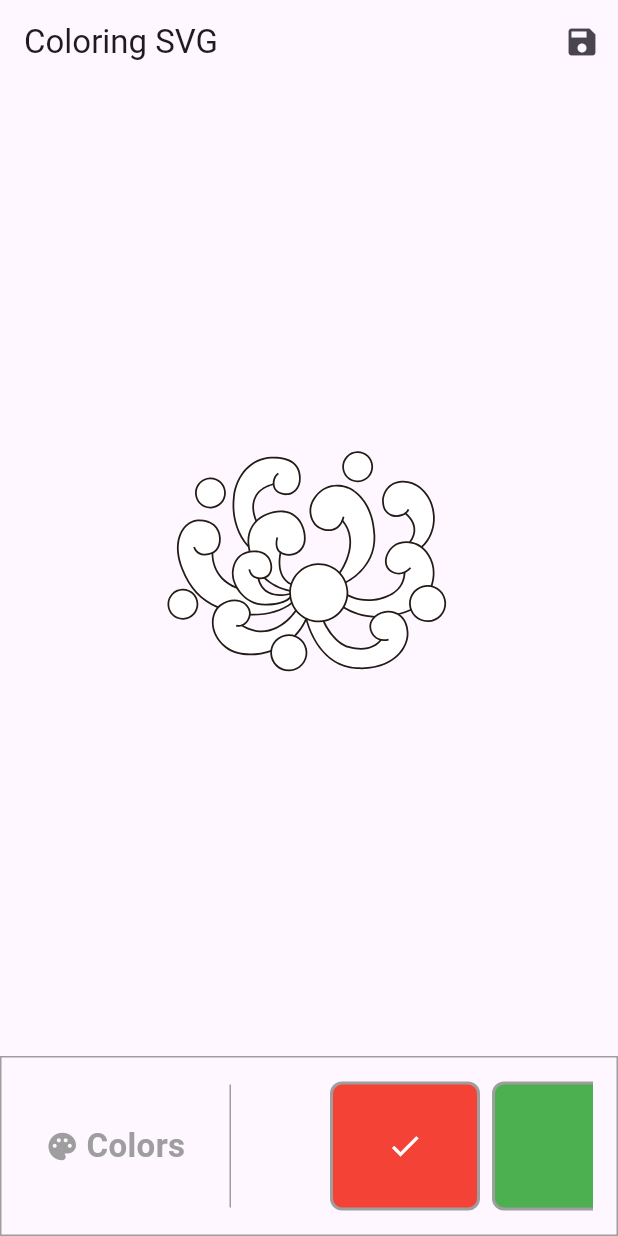
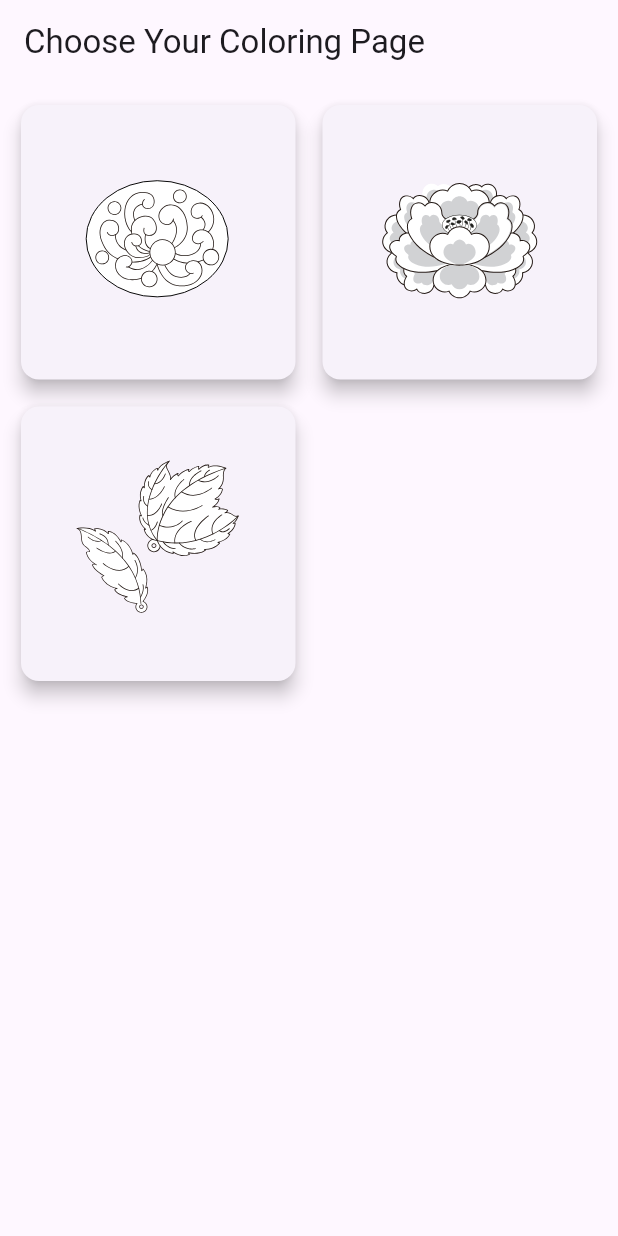
Before and after one commit to atifa1110/dancheong, a Flutter app: the screen it shows after launch, on a phone screen of 412 x 824 dp. Run offline on Flutter 3.47's test engine with Material 3 defaults, Android fonts, the phone set to English and light mode, and no system bars; our stand-ins replace flutter_svg, path_drawing.

Commit message:
add coloring, saving image

```diff
--- a/lib/coloring_page.dart
+++ b/lib/coloring_page.dart
@@ -12,7 +12,9 @@ import 'dart:io';
 import 'package:path_provider/path_provider.dart';
 
 class ColoringSvgScreen extends StatefulWidget {
-  const ColoringSvgScreen({super.key});
+  final String imagePath;
+
+  const ColoringSvgScreen({super.key, required this.imagePath});
 
   @override
   State<ColoringSvgScreen> createState() => _ColoringSvgScreenState();
@@ -54,6 +56,10 @@ class _ColoringSvgScreenState extends State<ColoringSvgScreen> {
         final file = File(imagePath);
         await file.writeAsBytes(pngBytes);
 
+        // Save the image to the gallery
+        //final result = await GallerySaver.saveImage(imagePath);
+        //print("Image saved to gallery: $result");
+
         // Show a success message or a dialog
         ScaffoldMessenger.of(context).showSnackBar(
           const SnackBar(content: Text('Image saved successfully!')),
@@ -71,10 +77,8 @@ class _ColoringSvgScreenState extends State<ColoringSvgScreen> {
   Size? _size;
   List<PathSvgItem>? _items;
 
-  static const String assetPathDogWithSmile = 'assets/kukhwa.svg';
-
   Future<void> _init() async {
-    final value = await getVectorImageFromFile(assetPathDogWithSmile);
+    final value = await getVectorImageFromFile(widget.imagePath);
     setState(() {
       _items = value.items;
       _size = value.size;
@@ -105,7 +109,7 @@ class _ColoringSvgScreenState extends State<ColoringSvgScreen> {
   Widget build(BuildContext context) {
     return Scaffold(
       appBar: AppBar(
-        title: const Text('Coloring SVG'),
+        title: const Text('Dancheong Coloring'),
         actions: [
           IconButton(
             onPressed: _saveImage, // Call the save function
--- a/lib/constant.dart
+++ b/lib/constant.dart
@@ -1,5 +1,3 @@
-
-
 import 'dart:ui';
 
 const Color kRichBlack = Color(0xFF000814);
--- a/lib/main.dart
+++ b/lib/main.dart
@@ -1,4 +1,5 @@
 import 'package:flutter/material.dart';
+import 'package:flutter_svg/svg.dart';
 import 'coloring_page.dart';
 
 void main() {
@@ -8,9 +9,51 @@ void main() {
 class MyApp extends StatelessWidget {
   @override
   Widget build(BuildContext context) {
-    return const MaterialApp(
+    return MaterialApp(
       title: 'Coloring App',
-      home: ColoringSvgScreen(),
+      home: ImageSelectionScreen(),
     );
   }
 }
+
+class ImageSelectionScreen extends StatelessWidget {
+  final List<String> images = [
+    'assets/kukhwa.svg',
+    'assets/moran.svg',
+    'assets/namuip.svg',
+  ];
+
+  ImageSelectionScreen({super.key});
+
+  @override
+  Widget build(BuildContext context) {
+    return Scaffold(
+      appBar: AppBar(title: const Text('Choose Your Coloring Page')),
+      body: GridView.builder(
+        padding: const EdgeInsets.all(10),
+        gridDelegate: const SliverGridDelegateWithFixedCrossAxisCount(
+          crossAxisCount: 2,
+          crossAxisSpacing: 10,
+          mainAxisSpacing: 10,
+        ),
+        itemCount: images.length,
+        itemBuilder: (context, index) {
+          return GestureDetector(
+            onTap: () {
+              Navigator.push(
+                context,
+                MaterialPageRoute(
+                  builder: (context) => ColoringSvgScreen(imagePath: images[index]),
+                ),
+              );
+            },
+            child: Card(
+              elevation: 5,
+              child: SvgPicture.asset(images[index], fit: BoxFit.contain),
+            ),
+          );
+        },
+      ),
+    );
+  }
+}
--- a/pubspec.yaml
+++ b/pubspec.yaml
@@ -35,10 +35,11 @@ dependencies:
   # The following adds the Cupertino Icons font to your application.
   # Use with the CupertinoIcons class for iOS style icons.
   cupertino_icons: ^1.0.8
-  vector_graphics: ^1.1.18
+  vector_graphics: ^1.1.10+1
   provider: ^6.1.2
   path_drawing: ^1.0.1
   path_provider: ^2.0.11
+  gallery_saver: ^2.3.2
 
 dev_dependencies:
   flutter_test:
```
Also changed, not shown: assets/leaves.svg, pubspec.lock, 2 other files.
